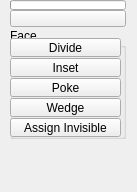
The window that ui/1_base_menus/2_sub_menus/3_main_menus/polygons_face.ui (m3trik/Scripts_portable) describes before a commit, drawn with Qt 5.
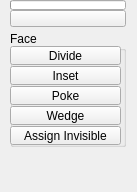
The same window after the commit. Custom widgets are drawn as their Qt base class.

```diff
--- a/ui/1_base_menus/2_sub_menus/3_main_menus/polygons_face.ui
+++ b/ui/1_base_menus/2_sub_menus/3_main_menus/polygons_face.ui
@@ -195,7 +195,7 @@
            <property name="minimumSize">
             <size>
              <width>0</width>
-             <height>111</height>
+             <height>116</height>
             </size>
            </property>
            <property name="maximumSize">
@@ -220,7 +220,7 @@
             <property name="geometry">
              <rect>
               <x>0</x>
-              <y>30</y>
+              <y>35</y>
               <width>111</width>
               <height>19</height>
              </rect>
@@ -251,7 +251,7 @@
             <property name="geometry">
              <rect>
               <x>0</x>
-              <y>50</y>
+              <y>55</y>
               <width>111</width>
               <height>19</height>
              </rect>
@@ -319,7 +319,7 @@
             <property name="geometry">
              <rect>
               <x>0</x>
-              <y>70</y>
+              <y>75</y>
               <width>111</width>
               <height>19</height>
              </rect>
@@ -387,7 +387,7 @@
             <property name="geometry">
              <rect>
               <x>0</x>
-              <y>90</y>
+              <y>95</y>
               <width>111</width>
               <height>19</height>
              </rect>
@@ -455,7 +455,7 @@
             <property name="geometry">
              <rect>
               <x>0</x>
-              <y>10</y>
+              <y>15</y>
               <width>111</width>
               <height>19</height>
              </rect>
```
Left out of the diff: 2 changed lines with no effect on the pictures.
